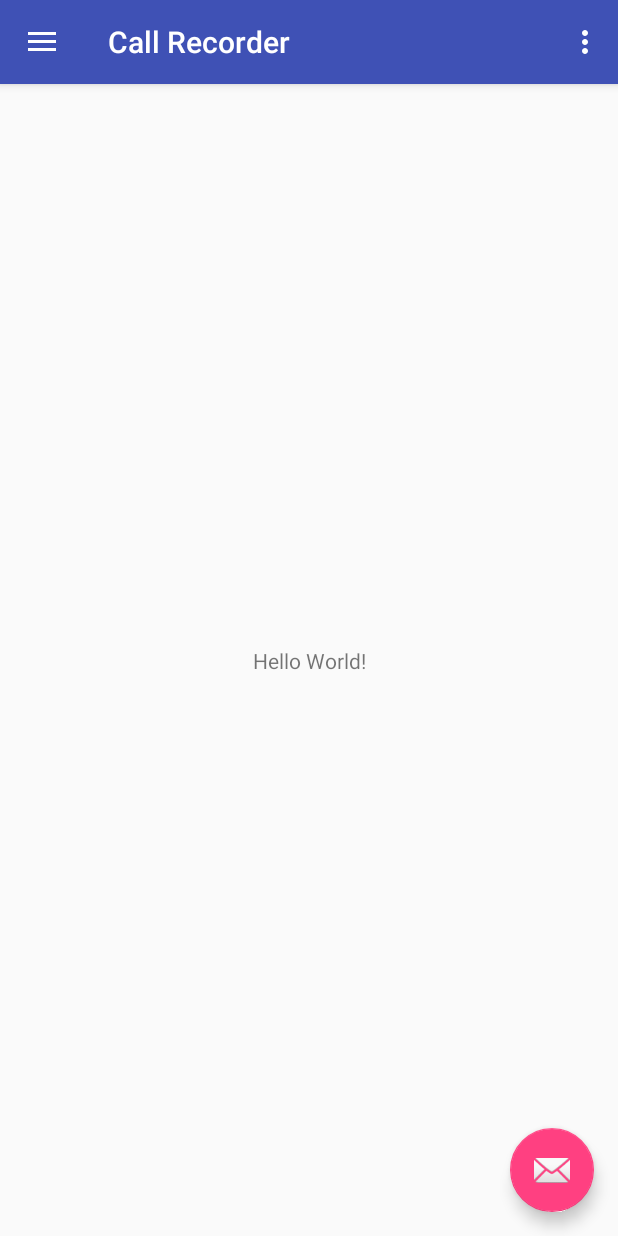
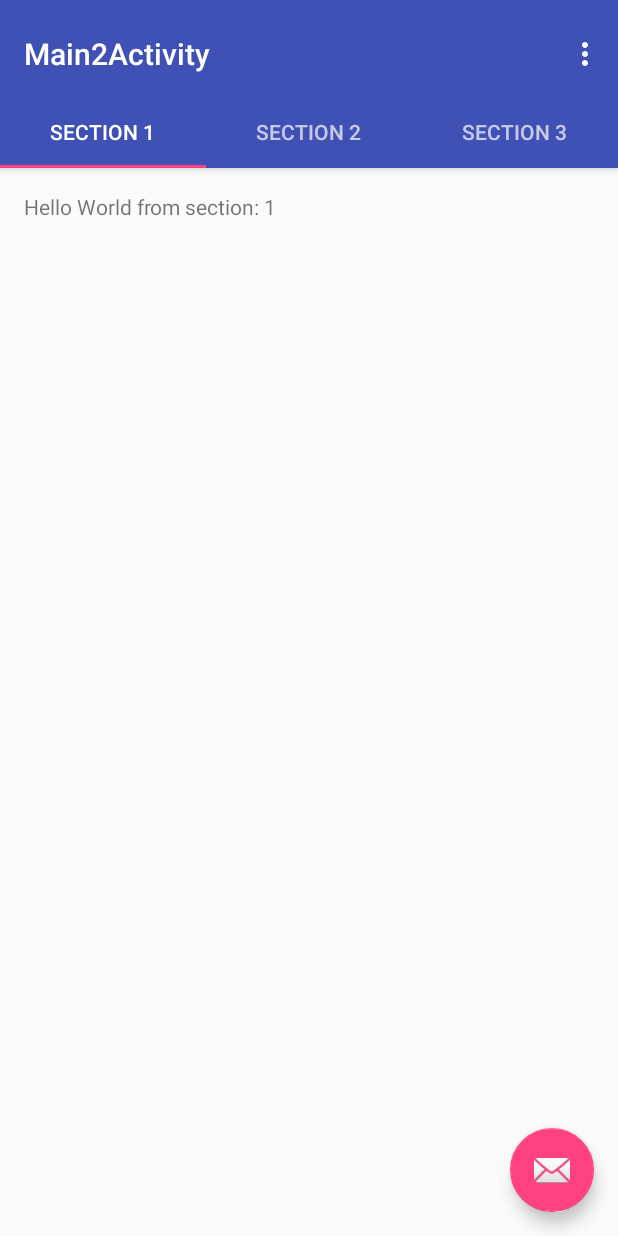
Before and after one commit to KassyLab/CallRecorder, an Android app: the screen it shows after launch (MainActivity before the commit, Main2Activity after it), on a phone screen of 412 x 824 dp. Run offline under Robolectric (Android 15) with nearby library versions, the phone set to English and light mode, and no system bars.

```diff
--- a/app/src/main/AndroidManifest.xml
+++ b/app/src/main/AndroidManifest.xml
@@ -13,6 +13,11 @@
             android:name=".MainActivity"
             android:label="@string/app_name"
             android:theme="@style/AppTheme.NoActionBar">
+        </activity>
+        <activity
+            android:name=".Main2Activity"
+            android:label="@string/title_activity_main2"
+            android:theme="@style/AppTheme.NoActionBar">
             <intent-filter>
                 <action android:name="android.intent.action.MAIN" />
 
--- /dev/null
+++ b/app/src/main/java/com/kassylab/callrecorder/Main2Activity.java
@@ -0,0 +1,162 @@
+package com.kassylab.callrecorder;
+
+import android.support.design.widget.TabLayout;
+import android.support.design.widget.FloatingActionButton;
+import android.support.design.widget.Snackbar;
+import android.support.v7.app.AppCompatActivity;
+import android.support.v7.widget.Toolbar;
+
+import android.support.v4.app.Fragment;
+import android.support.v4.app.FragmentManager;
+import android.support.v4.app.FragmentPagerAdapter;
+import android.support.v4.view.ViewPager;
+import android.os.Bundle;
+import android.view.LayoutInflater;
+import android.view.Menu;
+import android.view.MenuItem;
+import android.view.View;
+import android.view.ViewGroup;
+
+import android.widget.TextView;
+
+public class Main2Activity extends AppCompatActivity {
+
+    /**
+     * The {@link android.support.v4.view.PagerAdapter} that will provide
+     * fragments for each of the sections. We use a
+     * {@link FragmentPagerAdapter} derivative, which will keep every
+     * loaded fragment in memory. If this becomes too memory intensive, it
+     * may be best to switch to a
+     * {@link android.support.v4.app.FragmentStatePagerAdapter}.
+     */
+    private SectionsPagerAdapter mSectionsPagerAdapter;
+
+    /**
+     * The {@link ViewPager} that will host the section contents.
+     */
+    private ViewPager mViewPager;
+
+    @Override
+    protected void onCreate(Bundle savedInstanceState) {
+        super.onCreate(savedInstanceState);
+        setContentView(R.layout.activity_main2);
+
+        Toolbar toolbar = (Toolbar) findViewById(R.id.toolbar);
+        setSupportActionBar(toolbar);
+        // Create the adapter that will return a fragment for each of the three
+        // primary sections of the activity.
+        mSectionsPagerAdapter = new SectionsPagerAdapter(getSupportFragmentManager());
+
+        // Set up the ViewPager with the sections adapter.
+        mViewPager = (ViewPager) findViewById(R.id.container);
+        mViewPager.setAdapter(mSectionsPagerAdapter);
+
+        TabLayout tabLayout = (TabLayout) findViewById(R.id.tabs);
+        tabLayout.setupWithViewPager(mViewPager);
+
+        FloatingActionButton fab = (FloatingActionButton) findViewById(R.id.fab);
+        fab.setOnClickListener(new View.OnClickListener() {
+            @Override
+            public void onClick(View view) {
+                Snackbar.make(view, "Replace with your own action", Snackbar.LENGTH_LONG)
+                        .setAction("Action", null).show();
+            }
+        });
+
+    }
+
+
+    @Override
+    public boolean onCreateOptionsMenu(Menu menu) {
+        // Inflate the menu; this adds items to the action bar if it is present.
+        getMenuInflater().inflate(R.menu.menu_main2, menu);
+        return true;
+    }
+
+    @Override
+    public boolean onOptionsItemSelected(MenuItem item) {
+        // Handle action bar item clicks here. The action bar will
+        // automatically handle clicks on the Home/Up button, so long
+        // as you specify a parent activity in AndroidManifest.xml.
+        int id = item.getItemId();
+
+        //noinspection SimplifiableIfStatement
+        if (id == R.id.action_settings) {
+            return true;
+        }
+
+        return super.onOptionsItemSelected(item);
+    }
+
+    /**
+     * A placeholder fragment containing a simple view.
+     */
+    public static class PlaceholderFragment extends Fragment {
+        /**
+         * The fragment argument representing the section number for this
+         * fragment.
+         */
+        private static final String ARG_SECTION_NUMBER = "section_number";
+
+        public PlaceholderFragment() {
+        }
+
+        /**
+         * Returns a new instance of this fragment for the given section
+         * number.
+         */
+        public static PlaceholderFragment newInstance(int sectionNumber) {
+            PlaceholderFragment fragment = new PlaceholderFragment();
+            Bundle args = new Bundle();
+            args.putInt(ARG_SECTION_NUMBER, sectionNumber);
+            fragment.setArguments(args);
+            return fragment;
+        }
+
+        @Override
+        public View onCreateView(LayoutInflater inflater, ViewGroup container,
+                                 Bundle savedInstanceState) {
+            View rootView = inflater.inflate(R.layout.fragment_main2, container, false);
+            TextView textView = rootView.findViewById(R.id.section_label);
+            textView.setText(getString(R.string.section_format, getArguments().getInt(ARG_SECTION_NUMBER)));
+            return rootView;
+        }
+    }
+
+    /**
+     * A {@link FragmentPagerAdapter} that returns a fragment corresponding to
+     * one of the sections/tabs/pages.
+     */
+    private class SectionsPagerAdapter extends FragmentPagerAdapter {
+
+        SectionsPagerAdapter(FragmentManager fm) {
+            super(fm);
+        }
+
+        @Override
+        public Fragment getItem(int position) {
+            // getItem is called to instantiate the fragment for the given page.
+            // Return a PlaceholderFragment (defined as a static inner class below).
+            return PlaceholderFragment.newInstance(position + 1);
+        }
+
+        @Override
+        public int getCount() {
+            // Show 3 total pages.
+            return 3;
+        }
+
+        @Override
+        public CharSequence getPageTitle(int position) {
+            switch (position) {
+                case 0:
+                    return "SECTION 1";
+                case 1:
+                    return "SECTION 2";
+                case 2:
+                    return "SECTION 3";
+            }
+            return null;
+        }
+    }
+}
--- a/app/src/main/java/com/kassylab/callrecorder/MainActivity.java
+++ b/app/src/main/java/com/kassylab/callrecorder/MainActivity.java
@@ -1,5 +1,6 @@
 package com.kassylab.callrecorder;
 
+import android.content.Intent;
 import android.os.Bundle;
 import android.support.annotation.NonNull;
 import android.support.design.widget.FloatingActionButton;
@@ -17,7 +18,6 @@ import android.view.MenuItem;
 public class MainActivity extends AppCompatActivity
         implements NavigationView.OnNavigationItemSelectedListener {
 
-
     @Override
     protected void onCreate(Bundle savedInstanceState) {
         super.onCreate(savedInstanceState);
@@ -31,6 +31,7 @@ public class MainActivity extends AppCompatActivity
             public void onClick(View view) {
                 Snackbar.make(view, "Replace with your own action", Snackbar.LENGTH_LONG)
                         .setAction("Action", null).show();
+                startActivity(new Intent(MainActivity.this, Main2Activity.class));
             }
         });
 
--- /dev/null
+++ b/app/src/main/res/layout/activity_main2.xml
@@ -0,0 +1,49 @@
+<?xml version="1.0" encoding="utf-8"?>
+<android.support.design.widget.CoordinatorLayout xmlns:android="http://schemas.android.com/apk/res/android"
+    xmlns:app="http://schemas.android.com/apk/res-auto"
+    xmlns:tools="http://schemas.android.com/tools"
+    android:id="@+id/main_content"
+    android:layout_width="match_parent"
+    android:layout_height="match_parent"
+    android:fitsSystemWindows="true"
+    tools:context="com.kassylab.callrecorder.Main2Activity">
+
+    <android.support.design.widget.AppBarLayout
+        android:id="@+id/appbar"
+        android:layout_width="match_parent"
+        android:layout_height="wrap_content"
+        android:paddingTop="@dimen/appbar_padding_top"
+        android:theme="@style/AppTheme.AppBarOverlay">
+
+        <android.support.v7.widget.Toolbar
+            android:id="@+id/toolbar"
+            android:layout_width="match_parent"
+            android:layout_height="?attr/actionBarSize"
+            android:background="?attr/colorPrimary"
+            app:layout_scrollFlags="scroll|enterAlways"
+            app:popupTheme="@style/AppTheme.PopupOverlay">
+
+        </android.support.v7.widget.Toolbar>
+
+        <android.support.design.widget.TabLayout
+            android:id="@+id/tabs"
+            android:layout_width="match_parent"
+            android:layout_height="wrap_content" />
+
+    </android.support.design.widget.AppBarLayout>
+
+    <android.support.v4.view.ViewPager
+        android:id="@+id/container"
+        android:layout_width="match_parent"
+        android:layout_height="match_parent"
+        app:layout_behavior="@string/appbar_scrolling_view_behavior" />
+
+    <android.support.design.widget.FloatingActionButton
+        android:id="@+id/fab"
+        android:layout_width="wrap_content"
+        android:layout_height="wrap_content"
+        android:layout_gravity="end|bottom"
+        android:layout_margin="@dimen/fab_margin"
+        app:srcCompat="@android:drawable/ic_dialog_email" />
+
+</android.support.design.widget.CoordinatorLayout>
--- /dev/null
+++ b/app/src/main/res/layout/fragment_main2.xml
@@ -0,0 +1,16 @@
+<RelativeLayout xmlns:android="http://schemas.android.com/apk/res/android"
+    xmlns:tools="http://schemas.android.com/tools"
+    android:layout_width="match_parent"
+    android:layout_height="match_parent"
+    android:paddingBottom="@dimen/activity_vertical_margin"
+    android:paddingLeft="@dimen/activity_horizontal_margin"
+    android:paddingRight="@dimen/activity_horizontal_margin"
+    android:paddingTop="@dimen/activity_vertical_margin"
+    tools:context="com.kassylab.callrecorder.Main2Activity$PlaceholderFragment">
+
+    <TextView
+        android:id="@+id/section_label"
+        android:layout_width="wrap_content"
+        android:layout_height="wrap_content" />
+
+</RelativeLayout>
--- /dev/null
+++ b/app/src/main/res/menu/menu_main2.xml
@@ -0,0 +1,10 @@
+<menu xmlns:android="http://schemas.android.com/apk/res/android"
+    xmlns:app="http://schemas.android.com/apk/res-auto"
+    xmlns:tools="http://schemas.android.com/tools"
+    tools:context="com.kassylab.callrecorder.Main2Activity">
+    <item
+        android:id="@+id/action_settings"
+        android:orderInCategory="100"
+        android:title="@string/action_settings"
+        app:showAsAction="never" />
+</menu>
--- /dev/null
+++ b/app/src/main/res/values-w820dp/dimens.xml
@@ -0,0 +1,6 @@
+<resources>
+    <!-- Example customization of dimensions originally defined in res/values/dimens.xml
+         (such as screen margins) for screens with more than 820dp of available width. This
+         would include 7" and 10" devices in landscape (~960dp and ~1280dp respectively). -->
+    <dimen name="activity_horizontal_margin">64dp</dimen>
+</resources>
--- a/app/src/main/res/values/dimens.xml
+++ b/app/src/main/res/values/dimens.xml
@@ -5,4 +5,5 @@
     <dimen name="nav_header_vertical_spacing">16dp</dimen>
     <dimen name="nav_header_height">160dp</dimen>
     <dimen name="fab_margin">16dp</dimen>
+    <dimen name="appbar_padding_top">8dp</dimen>
 </resources>
--- a/app/src/main/res/values/strings.xml
+++ b/app/src/main/res/values/strings.xml
@@ -5,4 +5,6 @@
     <string name="navigation_drawer_close">Close navigation drawer</string>
 
     <string name="action_settings">Settings</string>
+    <string name="title_activity_main2">Main2Activity</string>
+    <string name="section_format">Hello World from section: %1$d</string>
 </resources>
```
Also changed, not shown: 1 other file.
